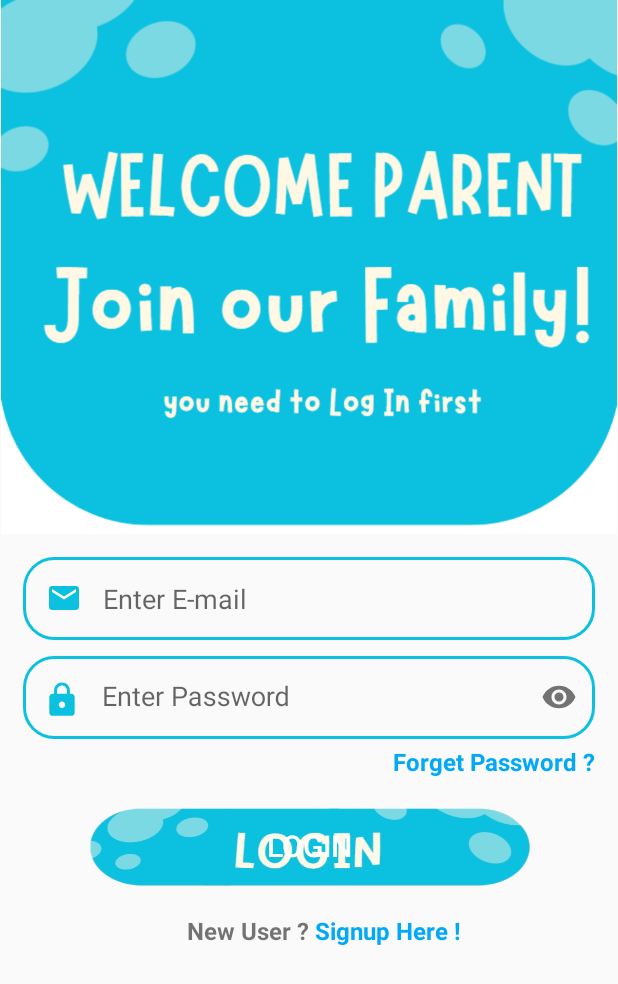
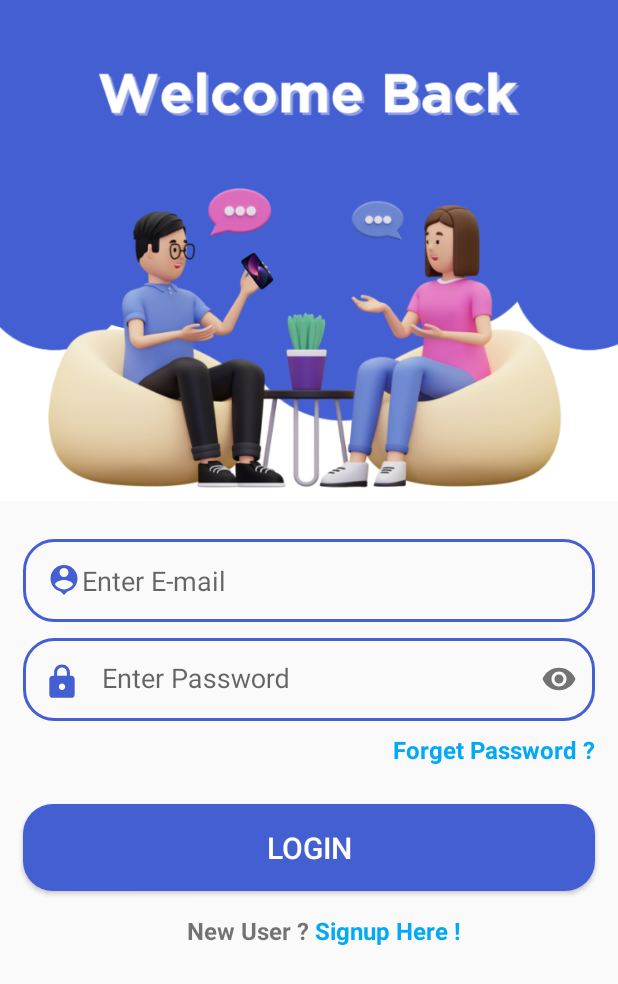
Before and after one commit to ShubhamChoure/Parental-Control-Android-App, an Android app: the ParentLogin screen opened directly, with no data from a screen before it, on a phone screen of 412 x 824 dp. Shown: the top 984 px of the screen. Run offline under Robolectric (Android 15) with nearby library versions, the phone set to English and light mode, and no system bars; our stand-ins replace Firebase (no records; nobody signed in at launch, a user with empty details on screens opened directly).

Commit message:
final login page

```diff
--- a/app/src/main/res/drawable/baseline_email_24.xml
+++ b/app/src/main/res/drawable/baseline_email_24.xml
@@ -1,4 +1,4 @@
-<vector android:height="24dp" android:tint="#0CC0DF"
+<vector android:height="24dp" android:tint="#445FD2"
     android:viewportHeight="24" android:viewportWidth="24"
     android:width="24dp" xmlns:android="http://schemas.android.com/apk/res/android">
     <path android:fillColor="@android:color/white" android:pathData="M20,4L4,4c-1.1,0 -1.99,0.9 -1.99,2L2,18c0,1.1 0.9,2 2,2h16c1.1,0 2,-0.9 2,-2L22,6c0,-1.1 -0.9,-2 -2,-2zM20,8l-8,5 -8,-5L4,6l8,5 8,-5v2z"/>
--- a/app/src/main/res/drawable/baseline_lock_24.xml
+++ b/app/src/main/res/drawable/baseline_lock_24.xml
@@ -1,4 +1,4 @@
-<vector android:height="24dp" android:tint="#0CC0DF"
+<vector android:height="24dp" android:tint="#445FD2"
     android:viewportHeight="24" android:viewportWidth="24"
     android:width="24dp" xmlns:android="http://schemas.android.com/apk/res/android">
     <path android:fillColor="@android:color/white" android:pathData="M18,8h-1L17,6c0,-2.76 -2.24,-5 -5,-5S7,3.24 7,6v2L6,8c-1.1,0 -2,0.9 -2,2v10c0,1.1 0.9,2 2,2h12c1.1,0 2,-0.9 2,-2L20,10c0,-1.1 -0.9,-2 -2,-2zM12,17c-1.1,0 -2,-0.9 -2,-2s0.9,-2 2,-2 2,0.9 2,2 -0.9,2 -2,2zM15.1,8L8.9,8L8.9,6c0,-1.71 1.39,-3.1 3.1,-3.1 1.71,0 3.1,1.39 3.1,3.1v2z"/>
--- /dev/null
+++ b/app/src/main/res/drawable/baseline_person_pin_24.xml
@@ -0,0 +1,5 @@
+<vector android:height="24dp" android:tint="#445FD2"
+    android:viewportHeight="24" android:viewportWidth="24"
+    android:width="24dp" xmlns:android="http://schemas.android.com/apk/res/android">
+    <path android:fillColor="@android:color/white" android:pathData="M12,2c-4.97,0 -9,4.03 -9,9 0,4.17 2.84,7.67 6.69,8.69L12,22l2.31,-2.31C18.16,18.67 21,15.17 21,11c0,-4.97 -4.03,-9 -9,-9zM12,4c1.66,0 3,1.34 3,3s-1.34,3 -3,3 -3,-1.34 -3,-3 1.34,-3 3,-3zM12,18.3c-2.5,0 -4.71,-1.28 -6,-3.22 0.03,-1.99 4,-3.08 6,-3.08 1.99,0 5.97,1.09 6,3.08 -1.29,1.94 -3.5,3.22 -6,3.22z"/>
+</vector>
--- a/app/src/main/res/drawable/button_desing.xml
+++ b/app/src/main/res/drawable/button_desing.xml
@@ -1,6 +1,6 @@
 <?xml version="1.0" encoding="utf-8"?>
 <shape xmlns:android="http://schemas.android.com/apk/res/android">
-    <solid android:color="#0CC0DF"
+    <solid android:color="#445FD2"
         >
     </solid>
     <corners
--- a/app/src/main/res/drawable/editbutton.xml
+++ b/app/src/main/res/drawable/editbutton.xml
@@ -2,7 +2,7 @@
 <shape xmlns:android="http://schemas.android.com/apk/res/android">
 
     <stroke
-        android:color="#0CC0DF"
+        android:color="#445FD2"
         android:width="2dp"
         >
     </stroke>
--- a/app/src/main/res/layout/parentlogin.xml
+++ b/app/src/main/res/layout/parentlogin.xml
@@ -17,8 +17,8 @@
 
             <ImageView
                 android:layout_width="match_parent"
-                android:layout_height="356dp"
-                android:src="@drawable/parentlogin">
+                android:layout_height="334dp"
+                android:src="@drawable/parenttv">
             </ImageView>
         </FrameLayout>
 
@@ -27,12 +27,12 @@
             android:layout_width="match_parent"
             android:layout_height="match_parent"
             android:layout_marginLeft="15dp"
-            android:layout_marginTop="15dp"
+            android:layout_marginTop="25dp"
             android:layout_marginRight="15dp"
             android:layout_weight="1"
             android:background="@drawable/editbutton"
-            android:drawableLeft="@drawable/baseline_email_24"
-            android:hint="   Enter E-mail"
+            android:drawableLeft="@drawable/baseline_person_pin_24"
+            android:hint="Enter E-mail"
             android:padding="15dp"
             android:textColor="@color/black"
             tools:ignore="InefficientWeight">
@@ -83,7 +83,8 @@
                     android:inputType="textPassword"
                     android:padding="15dp"
                     android:textColor="@color/black"
-                    tools:ignore="SpeakableTextPresentCheck"></EditText>
+                    tools:ignore="SpeakableTextPresentCheck">
+                </EditText>
 
             </com.google.android.material.textfield.TextInputLayout>
         </androidx.constraintlayout.widget.ConstraintLayout>
@@ -92,7 +93,7 @@
             android:id="@+id/ForgetTV"
             android:layout_width="match_parent"
             android:layout_height="wrap_content"
-            android:layout_marginTop="4dp"
+            android:layout_marginTop="8dp"
             android:gravity="right"
             android:paddingRight="15dp"
             android:text="Forget Password ?"
@@ -101,20 +102,19 @@
             android:textStyle="bold"
             tools:ignore="HardcodedText,SpUsage">
         </TextView>
-
         <Button
             android:layout_gravity="center"
             android:id="@+id/continueBtn"
-            android:layout_width="300dp"
-            android:layout_height="60dp"
+            android:layout_width="match_parent"
+            android:layout_height="wrap_content"
             android:layout_marginLeft="15dp"
-            android:layout_marginTop="15dp"
+            android:layout_marginTop="25dp"
             android:layout_marginRight="15dp"
-            android:background="@drawable/loginbutton"
+            android:background="@drawable/button_desing"
             android:padding="15dp"
+            android:text="Login"
             android:textColor="@color/white"
             android:textSize="20dp"
-            android:text="Login"
             tools:ignore="HardcodedText,SpUsage">
         </Button>
 
```
Also changed, not shown: app/src/main/res/drawable/parentlogin.png (deleted), app/src/main/res/drawable/parenttv.png (added).
